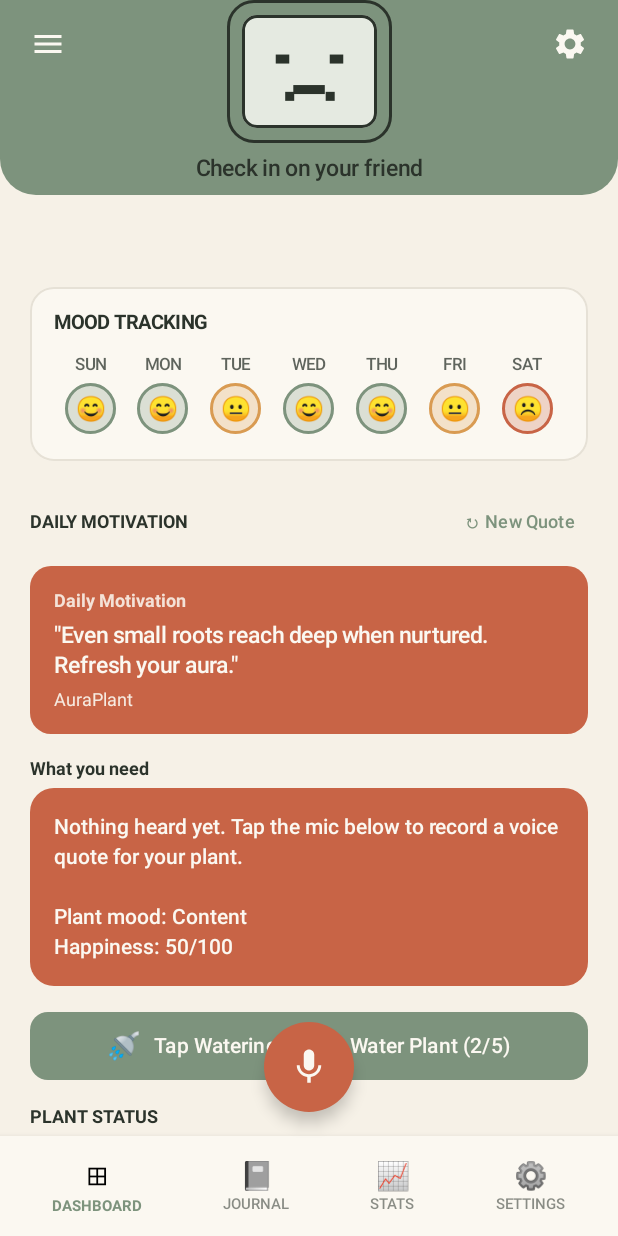
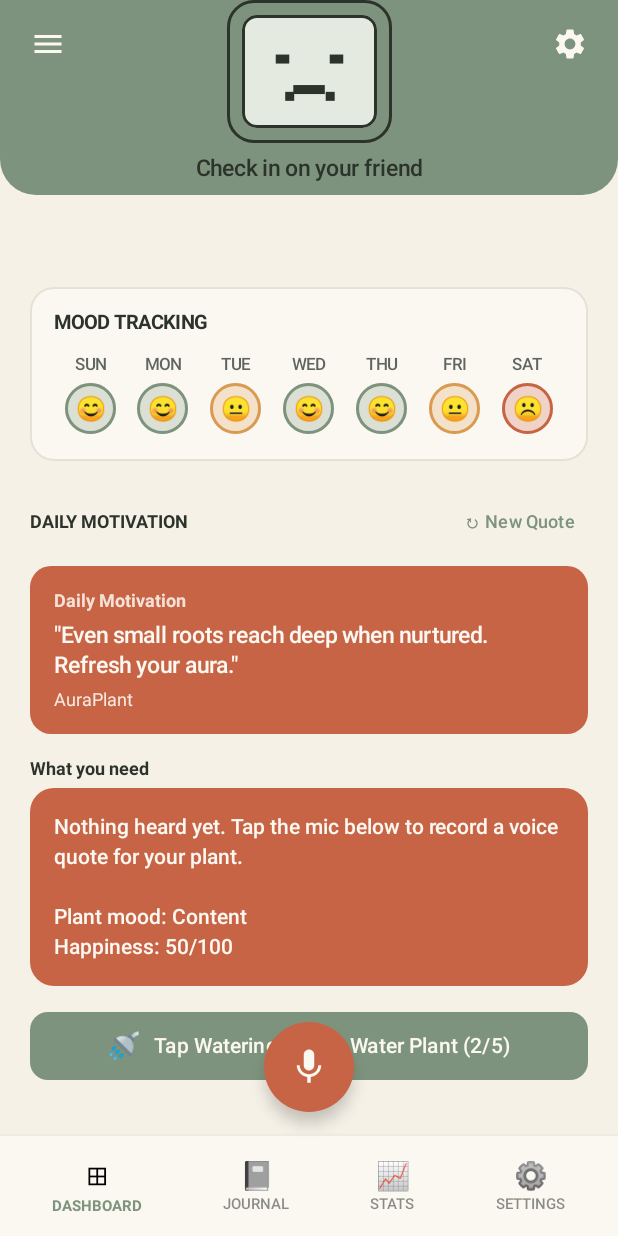
Before and after one commit to noorulhakeema/AuraPlant, an Android app built with Jetpack Compose: the screen it shows after launch (MainActivity), on a phone screen of 412 x 824 dp. Run offline under Robolectric (Android 15) with nearby library versions, the phone set to English and light mode, and no system bars; 3 statements that could not run were skipped.

Commit message:
remove connections settings in dashboard

```diff
--- a/andriod app/app/src/main/java/com/example/auraplantapp/MainActivity.kt
+++ b/andriod app/app/src/main/java/com/example/auraplantapp/MainActivity.kt
@@ -1163,19 +1163,6 @@ fun DashboardTabContent(
                 verticalArrangement = Arrangement.spacedBy(10.dp),
                 modifier = Modifier.fillMaxWidth()
             ) {
-
-                Text(
-                    text = "PLANT STATUS",
-                    fontSize = 12.sp,
-                    fontWeight = FontWeight.Bold,
-                    color = TextDark
-                )
-
-                Text(
-                    text = bluetoothStatus,
-                    color = TextDark,
-                    fontSize = 14.sp
-                )
 
                 if (lastDeviceMessage.isNotBlank()) {
                     Text(
```
